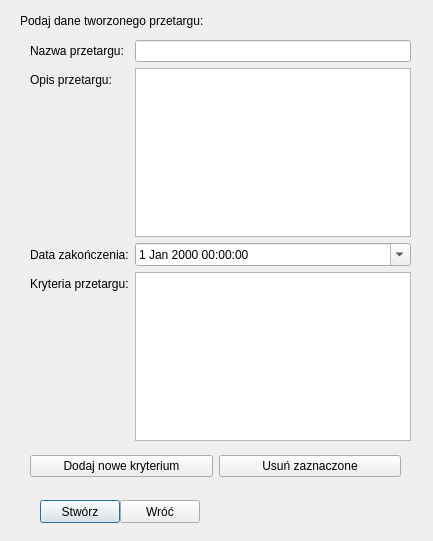
dominikj/PKRY, file klient/gui/nowaaukcja.ui: the form before one commit.
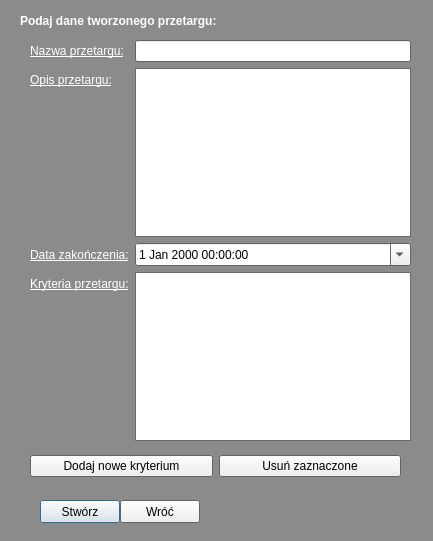
The form after the commit.

Commit message: Naprawa interface`u

Diff of the .ui file:
```diff
--- a/klient/gui/nowaaukcja.ui
+++ b/klient/gui/nowaaukcja.ui
@@ -10,6 +10,97 @@
     <height>541</height>
    </rect>
   </property>
+  <property name="palette">
+   <palette>
+    <active>
+     <colorrole role="WindowText">
+      <brush brushstyle="SolidPattern">
+       <color alpha="255">
+        <red>255</red>
+        <green>255</green>
+        <blue>255</blue>
+       </color>
+      </brush>
+     </colorrole>
+     <colorrole role="Base">
+      <brush brushstyle="SolidPattern">
+       <color alpha="255">
+        <red>255</red>
+        <green>255</green>
+        <blue>255</blue>
+       </color>
+      </brush>
+     </colorrole>
+     <colorrole role="Window">
+      <brush brushstyle="SolidPattern">
+       <color alpha="255">
+        <red>139</red>
+        <green>139</green>
+        <blue>139</blue>
+       </color>
+      </brush>
+     </colorrole>
+    </active>
+    <inactive>
+     <colorrole role="WindowText">
+      <brush brushstyle="SolidPattern">
+       <color alpha="255">
+        <red>255</red>
+        <green>255</green>
+        <blue>255</blue>
+       </color>
+      </brush>
+     </colorrole>
+     <colorrole role="Base">
+      <brush brushstyle="SolidPattern">
+       <color alpha="255">
+        <red>255</red>
+        <green>255</green>
+        <blue>255</blue>
+       </color>
+      </brush>
+     </colorrole>
+     <colorrole role="Window">
+      <brush brushstyle="SolidPattern">
+       <color alpha="255">
+        <red>139</red>
+        <green>139</green>
+        <blue>139</blue>
+       </color>
+      </brush>
+     </colorrole>
+    </inactive>
+    <disabled>
+     <colorrole role="WindowText">
+      <brush brushstyle="SolidPattern">
+       <color alpha="255">
+        <red>190</red>
+        <green>190</green>
+        <blue>190</blue>
+       </color>
+      </brush>
+     </colorrole>
+     <colorrole role="Base">
+      <brush brushstyle="SolidPattern">
+       <color alpha="255">
+        <red>139</red>
+        <green>139</green>
+        <blue>139</blue>
+       </color>
+      </brush>
+     </colorrole>
+     <colorrole role="Window">
+      <brush brushstyle="SolidPattern">
+       <color alpha="255">
+        <red>139</red>
+        <green>139</green>
+        <blue>139</blue>
+       </color>
+      </brush>
+     </colorrole>
+    </disabled>
+   </palette>
+  </property>
   <property name="windowTitle">
    <string>Stwórz nowy przetarg</string>
   </property>
@@ -51,6 +142,11 @@
    <layout class="QFormLayout" name="formLayout">
     <item row="0" column="0">
      <widget class="QLabel" name="label">
+      <property name="font">
+       <font>
+        <underline>true</underline>
+       </font>
+      </property>
       <property name="text">
        <string>Nazwa przetargu:</string>
       </property>
@@ -61,6 +157,11 @@
     </item>
     <item row="1" column="0">
      <widget class="QLabel" name="label_2">
+      <property name="font">
+       <font>
+        <underline>true</underline>
+       </font>
+      </property>
       <property name="text">
        <string>Opis przetargu:</string>
       </property>
@@ -71,6 +172,11 @@
     </item>
     <item row="2" column="0">
      <widget class="QLabel" name="label_4">
+      <property name="font">
+       <font>
+        <underline>true</underline>
+       </font>
+      </property>
       <property name="text">
        <string>Data zakończenia:</string>
       </property>
@@ -85,6 +191,11 @@
     </item>
     <item row="3" column="0">
      <widget class="QLabel" name="label_5">
+      <property name="font">
+       <font>
+        <underline>true</underline>
+       </font>
+      </property>
       <property name="text">
        <string>Kryteria przetargu:</string>
       </property>
@@ -130,6 +241,12 @@
      <height>21</height>
     </rect>
    </property>
+   <property name="font">
+    <font>
+     <weight>75</weight>
+     <bold>true</bold>
+    </font>
+   </property>
    <property name="text">
     <string>Podaj dane tworzonego przetargu:</string>
    </property>
```
The commit also changes 4 other files.
